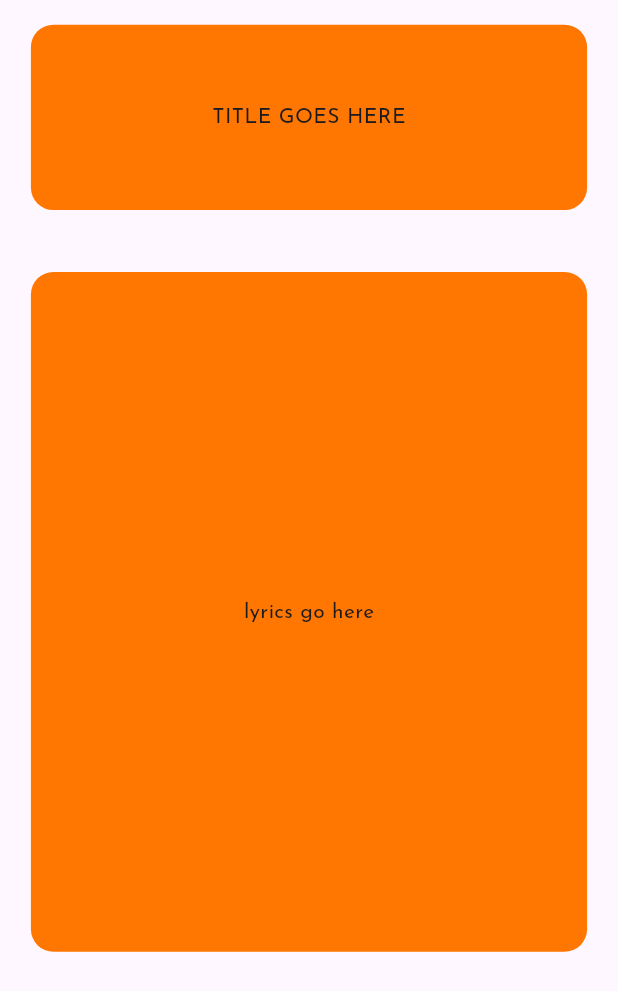
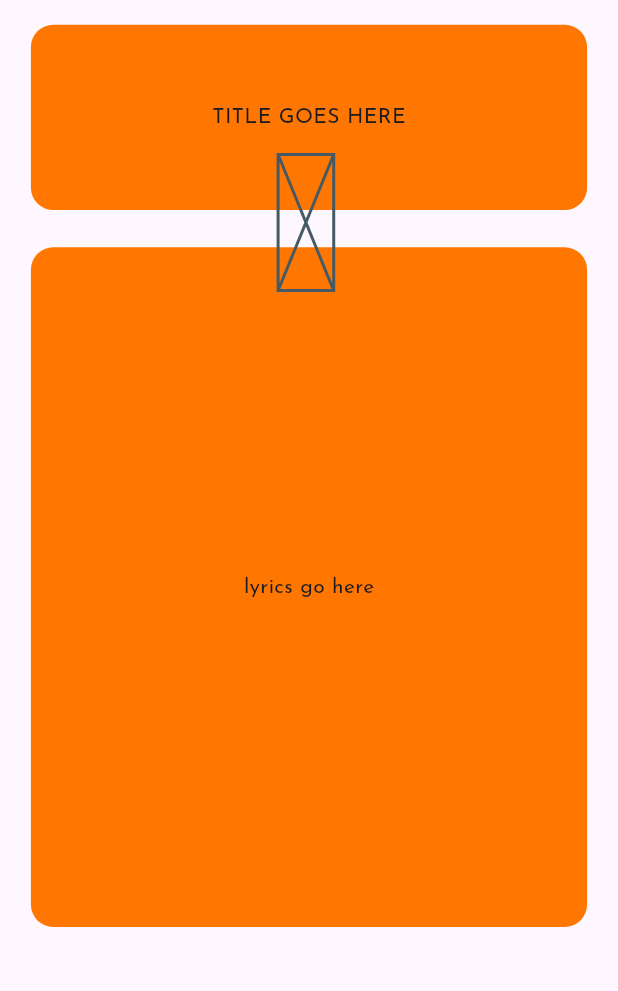
Before and after one commit to Unique-chiemerie/kiddytunes, a Flutter app: the Customcard screen opened directly, on a phone screen of 412 x 824 dp. Shown: the top 991 px of the screen. Run offline on Flutter 3.47's test engine with Material 3 defaults, Android fonts, the phone set to English and light mode, and no system bars; our stand-ins replace custom_sliding_segmented_control, flutter_svg, google_fonts, smooth_page_indicator.

Commit message:
spiral binding logo

```diff
--- a/lib/app_theme/custom_screenwidget.dart
+++ b/lib/app_theme/custom_screenwidget.dart
@@ -31,7 +31,7 @@ class Customcard extends StatelessWidget {
                   ),
                 ),
                 SizedBox(
-                  height: screenHeight * 0.05,
+                  height: screenHeight * 0.03,
                 ),
                 Center(
                   child: Container(
@@ -49,6 +49,19 @@ class Customcard extends StatelessWidget {
               ],
             ),
           ),
+          //the litle pin that acts like spiral binding on the two Container
+          Padding(
+            //dynamic padding to align the spiral bind logo
+            padding: EdgeInsets.only(
+                left: screenWidth * 0.45,
+                top: screenWidth * 0.25,
+                right: screenWidth * 0.3),
+            child: SizedBox(
+              height: screenHeight * 0.11,
+              width: screenWidth * 0.09,
+              child: const Placeholder(),
+            ),
+          )
         ],
       ),
     );
```
